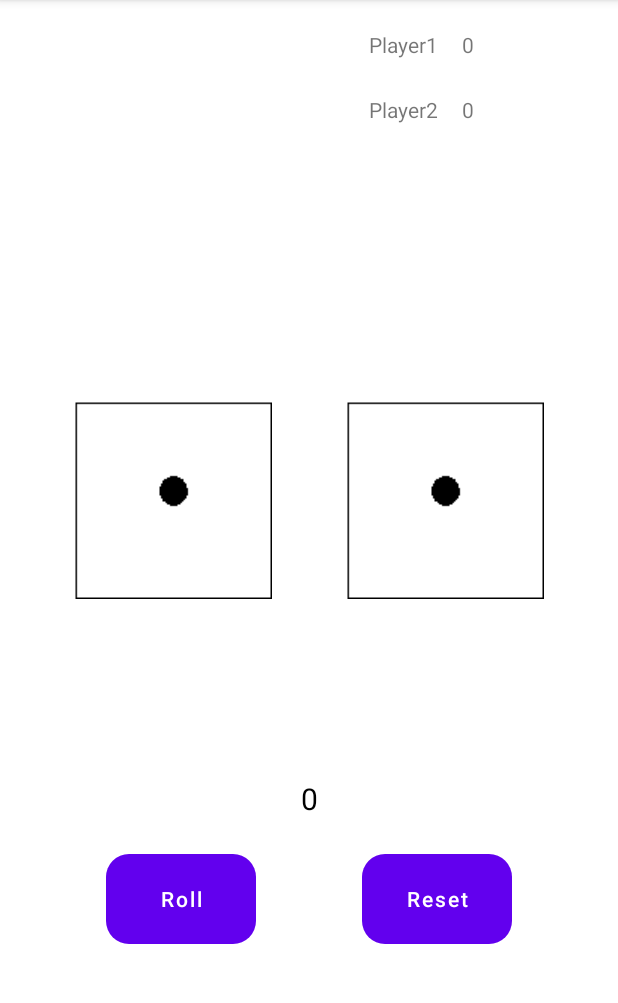
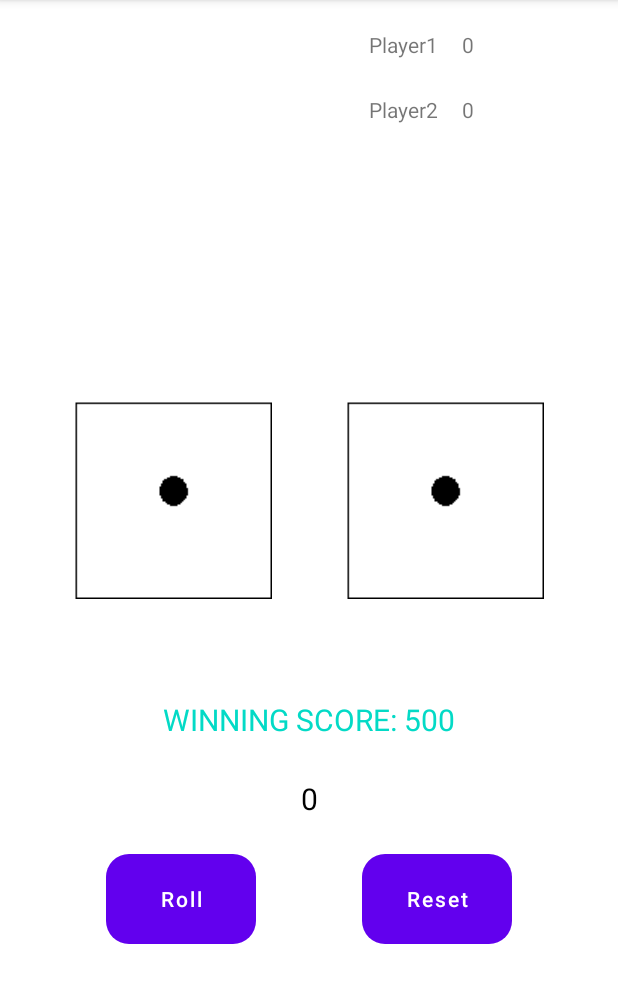
Before and after one commit to Deepbaran/Dice-Roller, an Android app: the screen it shows after launch (MainActivity), after a tap on "Reset", on a phone screen of 412 x 824 dp, the part 84-1087 px from its top. Run offline under Robolectric (Android 15) with nearby library versions, the phone set to English and light mode, and no system bars; 1 other tap on this screen came first.

Commit message:
Two player scores and a winning condition is added

```diff
--- a/app/src/main/java/com/deepbarankar/diceroller/MainActivity.java
+++ b/app/src/main/java/com/deepbarankar/diceroller/MainActivity.java
@@ -15,13 +15,18 @@ public class MainActivity extends AppCompatActivity {
 
     private int score = 0;
     boolean player1 = true;
+    int player1Score = 0;
+    int player2Score = 0;
+    private final int MAX_SCORE = 500;
 
     @Override
     protected void onCreate(Bundle savedInstanceState) {
         super.onCreate(savedInstanceState);
         setContentView(R.layout.activity_main);
 
-        Button roll = (Button) findViewById(R.id.rollButton);
+        final Button roll = (Button) findViewById(R.id.rollButton);
+        final Button reset = (Button) findViewById(R.id.resetButton);
+
         roll.setOnClickListener(new View.OnClickListener() {
 
             @Override
@@ -31,26 +36,17 @@ public class MainActivity extends AppCompatActivity {
             }
         });
 
-        Button reset = (Button) findViewById(R.id.resetButton);
         reset.setOnClickListener(new View.OnClickListener() {
             @Override
             public void onClick(View v) {
-                score = 0;
-
-                Toast.makeText(getApplicationContext(), "Dices and score is reset", Toast.LENGTH_LONG).show();
-
-                player1 = true;
-                TextView score1 = (TextView) findViewById(R.id.score1);
-                score1.setText(String.valueOf(score));
-                TextView score2 = (TextView) findViewById(R.id.score2);
-                score2.setText(String.valueOf(score));
-                setDices("dice1", "dice1");
-                scoreUpdate();
+                resetClicked();
             }
         });
     }
 
     private void rollClicked() {
+        if(player1Score >= MAX_SCORE || player2Score >= MAX_SCORE) return;
+
         int rand1 = 1 + (int) (Math.random() * 6);
         int rand2 = 1 + (int) (Math.random() * 6);
         String d1 = "dice1";
@@ -66,7 +62,7 @@ public class MainActivity extends AppCompatActivity {
             toast.show();
              */
 
-            Toast.makeText(getApplicationContext(), "Opps! Looks like you got two sixes!!!", Toast.LENGTH_LONG).show();
+            Toast.makeText(getApplicationContext(), "Oops! Looks like you got two sixes!!!", Toast.LENGTH_LONG).show();
             player1 = !player1;
         }
 
@@ -78,14 +74,38 @@ public class MainActivity extends AppCompatActivity {
 
         if(player1) {
             TextView score1 = (TextView) findViewById(R.id.score1);
-            score1.setText(String.valueOf(score));
+            player1Score += score;
+            score1.setText(String.valueOf(player1Score));
         } else {
             TextView score1 = (TextView) findViewById(R.id.score2);
-            score1.setText(String.valueOf(score));
+            player2Score += score;
+            score1.setText(String.valueOf(player2Score));
+        }
+
+        if(player1Score >= MAX_SCORE || player2Score >= MAX_SCORE) {
+            gameWon();
         }
 
         setDices(d1, d2);
 
+        scoreUpdate();
+    }
+
+    private void resetClicked() {
+        score = 0;
+        player1Score = 0;
+        player2Score = 0;
+
+        Toast.makeText(getApplicationContext(), "Dices and scores are reset", Toast.LENGTH_LONG).show();
+
+        player1 = true;
+
+        TextView score1 = (TextView) findViewById(R.id.score1);
+        score1.setText(String.valueOf(score));
+        TextView score2 = (TextView) findViewById(R.id.score2);
+        score2.setText(String.valueOf(score));
+
+        setDices("dice1", "dice1");
         scoreUpdate();
     }
 
@@ -103,4 +123,20 @@ public class MainActivity extends AppCompatActivity {
         ImageView dice_2 = (ImageView) findViewById(R.id.dice_2);
         dice_2.setImageResource(res2);
     }
+
+    private void gameWon() {
+        String p1 = "0";
+        String p2 = "0";
+        score = 0;
+        if(player1) {
+            p1 = "WINNER!!!";
+        } else {
+            p2 = "WINNER!!!";
+        }
+
+        TextView score1 = (TextView) findViewById(R.id.score1);
+        score1.setText(p1);
+        TextView score2 = (TextView) findViewById(R.id.score2);
+        score2.setText(p2);
+    }
 }
--- a/app/src/main/res/layout/activity_main.xml
+++ b/app/src/main/res/layout/activity_main.xml
@@ -124,4 +124,16 @@
         app:layout_constraintEnd_toEndOf="parent"
         app:layout_constraintTop_toBottomOf="@+id/score1" />
 
+    <TextView
+        android:id="@+id/maxScore"
+        android:layout_width="wrap_content"
+        android:layout_height="wrap_content"
+        android:text="@string/winning_score"
+        android:textColor="@color/design_default_color_secondary"
+        android:textSize="20sp"
+        app:layout_constraintLeft_toLeftOf="parent"
+        app:layout_constraintRight_toRightOf="parent"
+        app:layout_constraintBottom_toTopOf="@id/scoreCount"
+        android:layout_marginBottom="25dp"/>
+
 </androidx.constraintlayout.widget.ConstraintLayout>
--- a/app/src/main/res/values/strings.xml
+++ b/app/src/main/res/values/strings.xml
@@ -5,4 +5,5 @@
     <string name="reset">Reset</string>
     <string name="player1">Player1</string>
     <string name="player2">Player2</string>
+    <string name="winning_score">WINNING SCORE: 500</string>
 </resources>
```
